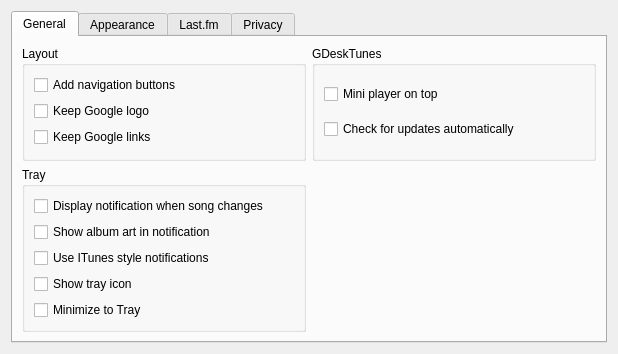
Before: the Qt Designer form src/settings.ui in Gearlux/GDeskTunes, drawn with Qt 5.
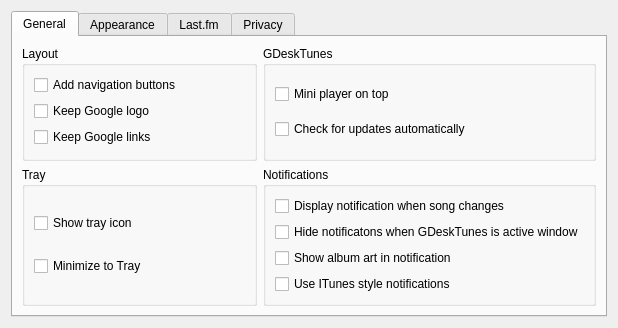
After: the same form once the commit is applied. Icons and pictures are not drawn.

Commit message: Sidebar Notifications only when inactive Cleanup of jl-icons

Diff of the .ui file:
```diff
--- a/src/settings.ui
+++ b/src/settings.ui
@@ -7,7 +7,7 @@
     <x>0</x>
     <y>0</y>
     <width>618</width>
-    <height>306</height>
+    <height>326</height>
    </rect>
   </property>
   <property name="windowTitle">
@@ -121,40 +121,56 @@
          </property>
          <layout class="QVBoxLayout" name="verticalLayout_2">
           <item>
+           <widget class="QCheckBox" name="tray_icon">
+            <property name="text">
+             <string>Show tray icon</string>
+            </property>
+           </widget>
+          </item>
+          <item>
+           <widget class="QCheckBox" name="minimize_to_tray">
+            <property name="text">
+             <string>Minimize to Tray</string>
+            </property>
+           </widget>
+          </item>
+         </layout>
+        </widget>
+       </item>
+       <item row="3" column="1">
+        <widget class="QGroupBox" name="groupBox_2">
+         <property name="title">
+          <string>Notifications</string>
+         </property>
+         <layout class="QVBoxLayout" name="verticalLayout_4">
+          <item>
            <widget class="QCheckBox" name="show_notifications">
             <property name="text">
              <string>Display notification when song changes</string>
             </property>
            </widget>
           </item>
-          <item alignment="Qt::AlignLeft">
+          <item>
+           <widget class="QCheckBox" name="hide_when_active">
+            <property name="text">
+             <string>Hide notificatons when GDeskTunes is active window</string>
+            </property>
+           </widget>
+          </item>
+          <item>
            <widget class="QCheckBox" name="album_art_notifications">
             <property name="text">
              <string>Show album art in notification</string>
             </property>
            </widget>
           </item>
-          <item alignment="Qt::AlignLeft">
+          <item>
            <widget class="QCheckBox" name="iTunes_notifications">
             <property name="text">
              <string>Use ITunes style notifications</string>
             </property>
            </widget>
           </item>
-          <item>
-           <widget class="QCheckBox" name="tray_icon">
-            <property name="text">
-             <string>Show tray icon</string>
-            </property>
-           </widget>
-          </item>
-          <item>
-           <widget class="QCheckBox" name="minimize_to_tray">
-            <property name="text">
-             <string>Minimize to Tray</string>
-            </property>
-           </widget>
-          </item>
          </layout>
         </widget>
        </item>
```
Left out of the diff: 18 changed lines with no effect on the pictures. The commit also changes 10 other files.
